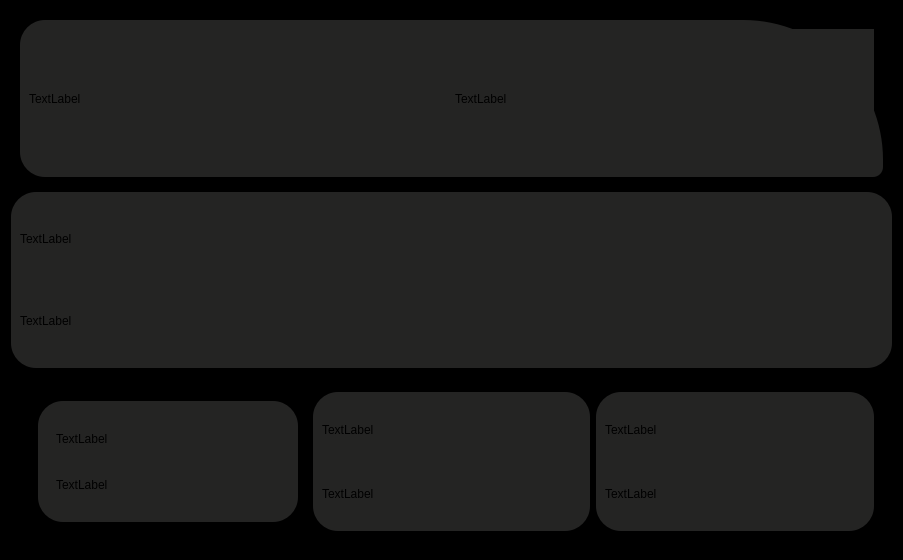
Before: the Qt Designer form ui/Weather/weather.ui in dhir0hit/My_Env, drawn with Qt 5.
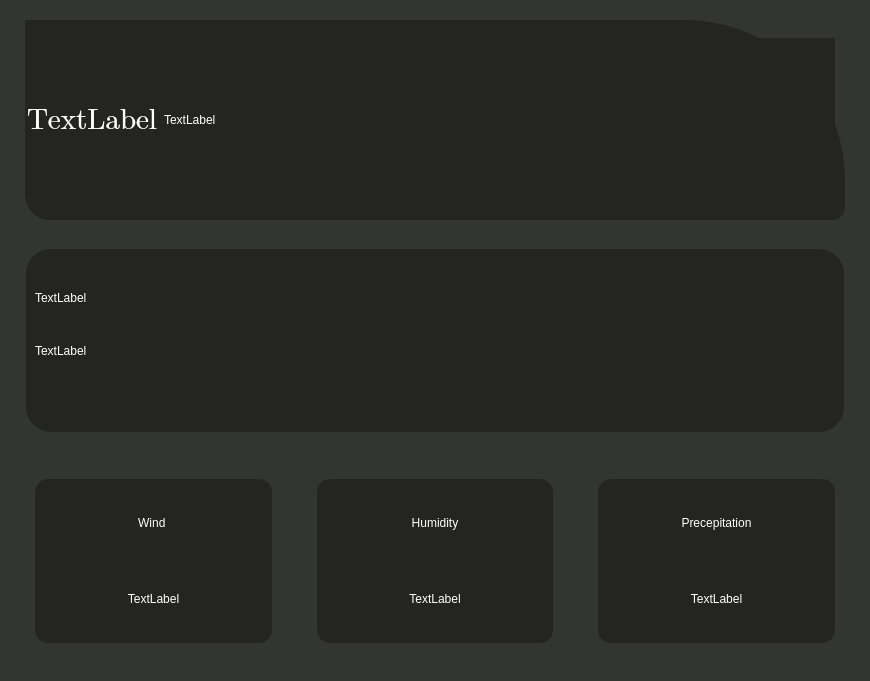
After: the same form once the commit is applied.

Diff of the .ui file:
```diff
--- a/ui/Weather/weather.ui
+++ b/ui/Weather/weather.ui
@@ -6,50 +6,111 @@
    <rect>
     <x>0</x>
     <y>0</y>
-    <width>903</width>
-    <height>560</height>
+    <width>870</width>
+    <height>681</height>
    </rect>
   </property>
   <property name="windowTitle">
    <string>Form</string>
   </property>
   <property name="styleSheet">
-   <string notr="true">
-background-color: rgb(0, 0, 0);</string>
+   <string notr="true">background-color: rgb(51, 53, 51);</string>
   </property>
-  <layout class="QVBoxLayout" name="verticalLayout_2">
+  <layout class="QVBoxLayout" name="verticalLayout">
+   <property name="spacing">
+    <number>20</number>
+   </property>
+   <property name="leftMargin">
+    <number>25</number>
+   </property>
+   <property name="topMargin">
+    <number>20</number>
+   </property>
+   <property name="rightMargin">
+    <number>25</number>
+   </property>
+   <property name="bottomMargin">
+    <number>20</number>
+   </property>
    <item>
-    <widget class="QWidget" name="verticalWidget_4" native="true">
-     <layout class="QVBoxLayout" name="verticalLayout_5">
-      <item>
-       <widget class="QWidget" name="horizontalWidget_3" native="true">
-        <property name="styleSheet">
-         <string notr="true">border-top-left-radius:25%;
+    <widget class="QWidget" name="Firstone" native="true">
+     <property name="layoutDirection">
+      <enum>Qt::LeftToRight</enum>
+     </property>
+     <property name="styleSheet">
+      <string notr="true">background-color: rgb(36, 36, 35);
+
 border-bottom-left-radius:25%;
-border-top-right-radius:140%;
-border-bottom-right-radius:10%;
-background-color: rgb(36, 36, 35);</string>
+border-top-right-radius:160%;
+border-bottom-right-radius:13%;</string>
+     </property>
+     <layout class="QVBoxLayout" name="verticalLayout_3">
+      <property name="leftMargin">
+       <number>1</number>
+      </property>
+      <property name="rightMargin">
+       <number>1</number>
+      </property>
+      <item>
+       <widget class="QWidget" name="horizontalWidget" native="true">
+        <property name="styleSheet">
+         <string notr="true"/>
         </property>
-        <layout class="QHBoxLayout" name="horizontalLayout_3">
+        <layout class="QHBoxLayout" name="horizontalLayout_2">
+         <property name="leftMargin">
+          <number>1</number>
+         </property>
          <item>
-          <widget class="QLabel" name="label_7">
+          <widget class="QLabel" name="temp">
+           <property name="sizePolicy">
+            <sizepolicy hsizetype="Fixed" vsizetype="Preferred">
+             <horstretch>0</horstretch>
+             <verstretch>0</verstretch>
+            </sizepolicy>
+           </property>
+           <property name="font">
+            <font>
+             <family>Cambria Math</family>
+             <pointsize>22</pointsize>
+             <weight>50</weight>
+             <italic>false</italic>
+             <bold>false</bold>
+            </font>
+           </property>
            <property name="styleSheet">
             <string notr="true">
+font: 22pt &quot;Cambria Math&quot;;
+color:white;
 </string>
            </property>
            <property name="text">
             <string>TextLabel</string>
            </property>
+           <property name="margin">
+            <number>10</number>
+           </property>
           </widget>
          </item>
          <item>
-          <widget class="QLabel" name="label_6">
+          <widget class="QLabel" name="city">
            <property name="styleSheet">
-            <string notr="true"/>
+            <string notr="true">font: 16pt &quot;Cambria&quot;;
+color:white;
+
+
+
+
+</string>
            </property>
            <property name="text">
             <string>TextLabel</string>
            </property>
+           <property name="alignment">
+            <set>Qt::AlignLeading|Qt::AlignLeft|Qt::AlignVCenter</set>
+           </property>
+           <property name="margin">
+            <number>45</number>
+           </property>
           </widget>
          </item>
         </layout>
@@ -59,136 +120,196 @@
     </widget>
    </item>
    <item>
-    <widget class="QWidget" name="verticalWidget_3" native="true">
+    <widget class="QWidget" name="SeconDone" native="true">
      <property name="styleSheet">
-      <string notr="true">border-radius:25%;
-background-color: rgb(36, 36, 35);</string>
+      <string notr="true">background-color: rgb(51, 53, 51);</string>
      </property>
-     <layout class="QVBoxLayout" name="verticalLayout_4">
+     <layout class="QVBoxLayout" name="verticalLayout_2">
+      <property name="leftMargin">
+       <number>1</number>
+      </property>
+      <property name="rightMargin">
+       <number>1</number>
+      </property>
       <item>
-       <widget class="QLabel" name="label_4">
-        <property name="text">
-         <string>TextLabel</string>
+       <widget class="QWidget" name="verticalWidget" native="true">
+        <property name="styleSheet">
+         <string notr="true">background-color: rgb(36, 36, 35);
+border-radius:25%;</string>
         </property>
+        <layout class="QVBoxLayout" name="verticalLayout_5">
+         <item>
+          <widget class="QLabel" name="description">
+           <property name="styleSheet">
+            <string notr="true">color:white;
+font: 22pt &quot;Cambria&quot;;</string>
+           </property>
+           <property name="text">
+            <string>TextLabel</string>
+           </property>
+           <property name="margin">
+            <number>10</number>
+           </property>
+          </widget>
+         </item>
+         <item>
+          <widget class="QLabel" name="date">
+           <property name="styleSheet">
+            <string notr="true">color:white;
+font: 16pt &quot;Cambria&quot;;</string>
+           </property>
+           <property name="text">
+            <string>TextLabel</string>
+           </property>
+           <property name="alignment">
+            <set>Qt::AlignLeading|Qt::AlignLeft|Qt::AlignTop</set>
+           </property>
+           <property name="margin">
+            <number>10</number>
+           </property>
+          </widget>
+         </item>
+        </layout>
        </widget>
       </item>
-      <item>
-       <widget class="QLabel" name="label_5">
-        <property name="text">
-         <string>TextLabel</string>
-        </property>
-       </widget>
-      </item>
      </layout>
     </widget>
    </item>
    <item>
-    <widget class="QWidget" name="verticalWidget_6" native="true">
-     <property name="styleSheet">
-      <string notr="true"/>
-     </property>
-     <layout class="QVBoxLayout" name="verticalLayout">
+    <widget class="QWidget" name="thirdone" native="true">
+     <layout class="QHBoxLayout" name="horizontalLayout">
       <property name="spacing">
-       <number>22</number>
+       <number>27</number>
+      </property>
+      <property name="leftMargin">
+       <number>1</number>
+      </property>
+      <property name="rightMargin">
+       <number>1</number>
       </property>
       <item>
-       <widget class="QWidget" name="horizontalWidget" native="true">
-        <layout class="QHBoxLayout" name="horizontalLayout">
-         <item>
-          <widget class="QWidget" name="verticalWidget_5" native="true">
-           <layout class="QVBoxLayout" name="verticalLayout_3">
-            <item>
-             <widget class="QWidget" name="horizontalWidget_2" native="true">
-              <property name="styleSheet">
-               <string notr="true">border-radius:25%;
-background-color: rgb(36, 36, 35);</string>
-              </property>
-              <layout class="QHBoxLayout" name="horizontalLayout_2">
-               <property name="spacing">
-                <number>41</number>
-               </property>
-               <item>
-                <layout class="QHBoxLayout" name="horizontalLayout_4">
-                 <property name="spacing">
-                  <number>7</number>
-                 </property>
-                 <item>
-                  <layout class="QHBoxLayout" name="horizontalLayout_5">
-                   <item>
-                    <widget class="QWidget" name="verticalWidget" native="true">
-                     <layout class="QVBoxLayout" name="verticalLayout_6">
-                      <item>
-                       <widget class="QLabel" name="label">
-                        <property name="text">
-                         <string>TextLabel</string>
-                        </property>
-                       </widget>
-                      </item>
-                      <item>
-                       <widget class="QLabel" name="label_2">
-                        <property name="text">
-                         <string>TextLabel</string>
-                        </property>
-                       </widget>
-                      </item>
-                     </layout>
-                    </widget>
-                   </item>
-                  </layout>
-                 </item>
-                </layout>
-               </item>
-              </layout>
-             </widget>
-            </item>
-           </layout>
-          </widget>
-         </item>
-         <item>
-          <widget class="QWidget" name="verticalWidget_4" native="true">
-           <property name="styleSheet">
-            <string notr="true">border-radius:25%;
-background-color: rgb(36, 36, 35);</string>
-           </property>
-           <layout class="QVBoxLayout" name="verticalLayout_8">
-            <item>
-             <widget class="QLabel" name="label_3">
-              <property name="text">
-               <string>TextLabel</string>
-              </property>
-             </widget>
-            </item>
-            <item>
-             <widget class="QLabel" name="label_8">
-              <property name="styleSheet">
-               <string notr="true"/>
-              </property>
-              <property name="text">
-               <string>TextLabel</string>
-              </property>
-             </widget>
-            </item>
-           </layout>
-          </widget>
-         </item>
+       <widget class="QWidget" name="Wind" native="true">
+        <layout class="QVBoxLayout" name="verticalLayout_6">
          <item>
           <widget class="QWidget" name="verticalWidget_2" native="true">
            <property name="styleSheet">
-            <string notr="true">border-radius:25%;
-background-color: rgb(36, 36, 35);</string>
+            <string notr="true">background-color: rgb(36, 36, 35);
+border-radius:13%;</string>
            </property>
            <layout class="QVBoxLayout" name="verticalLayout_7">
             <item>
-             <widget class="QLabel" name="label_9">
+             <widget class="QLabel" name="wind">
+              <property name="styleSheet">
+               <string notr="true">font: 20pt &quot;Cambria&quot;;
+color:white;</string>
+              </property>
               <property name="text">
+               <string>Wind </string>
+              </property>
+              <property name="alignment">
+               <set>Qt::AlignCenter</set>
+              </property>
+             </widget>
+            </item>
+            <item>
+             <widget class="QLabel" name="windspeed">
+              <property name="styleSheet">
+               <string notr="true">font: 16pt &quot;Cambria&quot;;
+color:white;</string>
+              </property>
+              <property name="text">
                <string>TextLabel</string>
               </property>
+              <property name="alignment">
+               <set>Qt::AlignCenter</set>
+              </property>
              </widget>
             </item>
+           </layout>
+          </widget>
+         </item>
+        </layout>
+       </widget>
+      </item>
+      <item>
+       <widget class="QWidget" name="Humidity" native="true">
+        <layout class="QVBoxLayout" name="verticalLayout_8">
+         <item>
+          <widget class="QWidget" name="verticalWidget_3" native="true">
+           <property name="styleSheet">
+            <string notr="true">background-color: rgb(36, 36, 35);
+border-radius:13%;</string>
+           </property>
+           <layout class="QVBoxLayout" name="verticalLayout_9">
             <item>
-             <widget class="QLabel" name="label_10">
+             <widget class="QLabel" name="humd">
+              <property name="styleSheet">
+               <string notr="true">font: 20pt &quot;Cambria&quot;;
+color:white;</string>
+              </property>
               <property name="text">
+               <string> Humidity </string>
+              </property>
+              <property name="alignment">
+               <set>Qt::AlignCenter</set>
+              </property>
+             </widget>
+            </item>
+            <item>
+             <widget class="QLabel" name="humdpercentage">
+              <property name="styleSheet">
+               <string notr="true">font: 16pt &quot;Cambria&quot;;
+color:white;</string>
+              </property>
+              <property name="text">
                <string>TextLabel</string>
+              </property>
+              <property name="alignment">
+               <set>Qt::AlignCenter</set>
+              </property>
+             </widget>
+            </item>
+           </layout>
+          </widget>
+         </item>
+        </layout>
+       </widget>
+      </item>
+      <item>
+       <widget class="QWidget" name="Precepitation" native="true">
+        <layout class="QVBoxLayout" name="verticalLayout_4">
+         <item>
+          <widget class="QWidget" name="verticalWidget_4" native="true">
+           <property name="styleSheet">
+            <string notr="true">background-color: rgb(36, 36, 35);
+border-radius:13%;</string>
+           </property>
+           <layout class="QVBoxLayout" name="verticalLayout_10">
+            <item>
+             <widget class="QLabel" name="precp">
+              <property name="styleSheet">
+               <string notr="true">font: 20pt &quot;Cambria&quot;;
+color:white;</string>
+              </property>
+              <property name="text">
+               <string> Precepitation </string>
+              </property>
+              <property name="alignment">
+               <set>Qt::AlignCenter</set>
+              </property>
+             </widget>
+            </item>
+            <item>
+             <widget class="QLabel" name="precppercentage">
+              <property name="styleSheet">
+               <string notr="true">font: 16pt &quot;Cambria&quot;;
+color:white;</string>
+              </property>
+              <property name="text">
+               <string>TextLabel</string>
+              </property>
+              <property name="alignment">
+               <set>Qt::AlignCenter</set>
               </property>
              </widget>
             </item>
```
